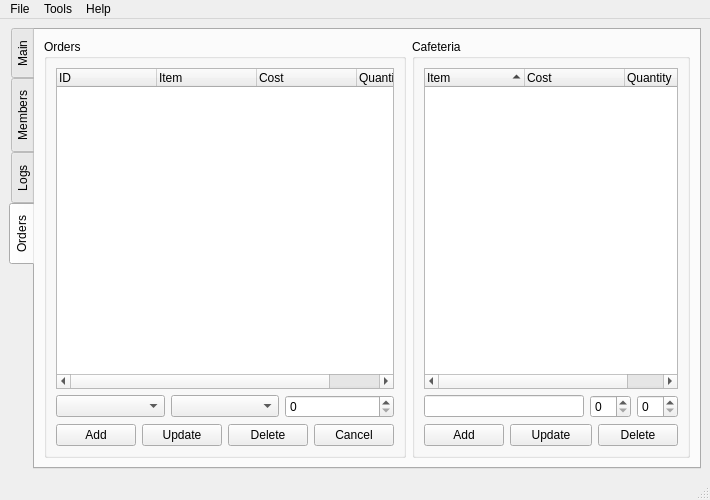
This is pykafe/server/mainwindow.ui in jnmbk/pykafe as Qt 5 draws it before an edit. The edited form follows.
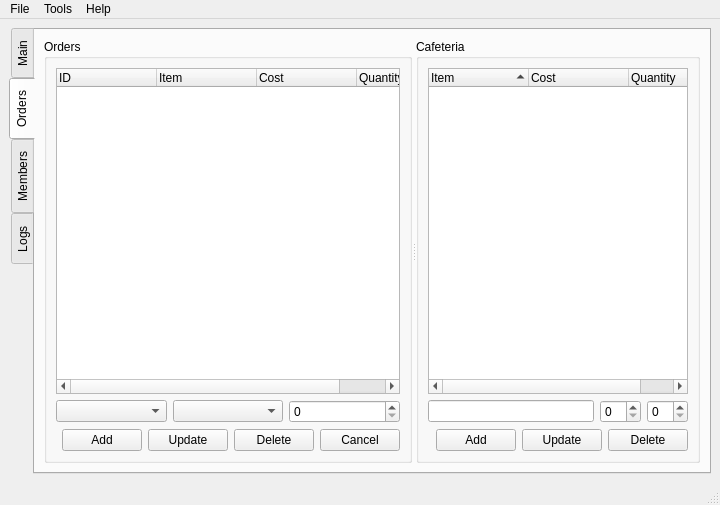
This is the edited form. The open tabs and pages were chosen to show the change. Icons and pictures are not drawn.

Commit message: 64x64 icons and timed start button

What changed in the file:
```diff
--- a/pykafe/server/mainwindow.ui
+++ b/pykafe/server/mainwindow.ui
@@ -5,8 +5,8 @@
    <rect>
     <x>0</x>
     <y>0</y>
-    <width>637</width>
-    <height>500</height>
+    <width>668</width>
+    <height>505</height>
    </rect>
   </property>
   <property name="windowTitle" >
@@ -213,20 +213,36 @@
           </column>
          </widget>
         </item>
-        <item row="0" column="2" >
-         <spacer>
-          <property name="orientation" >
-           <enum>Qt::Horizontal</enum>
-          </property>
-          <property name="sizeHint" >
-           <size>
-            <width>40</width>
-            <height>20</height>
-           </size>
-          </property>
-         </spacer>
-        </item>
+       </layout>
+      </widget>
+      <widget class="QWidget" name="tab_4" >
+       <attribute name="title" >
+        <string>Orders</string>
+       </attribute>
+       <layout class="QGridLayout" >
+        <property name="margin" >
+         <number>9</number>
+        </property>
+        <property name="spacing" >
+         <number>6</number>
+        </property>
         <item row="0" column="0" >
+         <widget class="QSplitter" name="splitter" >
+          <property name="orientation" >
+           <enum>Qt::Horizontal</enum>
+          </property>
+          <widget class="QGroupBox" name="groupBox_2" >
+           <property name="title" >
+            <string>Orders</string>
+           </property>
+           <layout class="QGridLayout" >
+            <property name="margin" >
+             <number>9</number>
+            </property>
+            <property name="spacing" >
+             <number>6</number>
+            </property>
+            <item row="2" column="0" >
          <spacer>
           <property name="orientation" >
            <enum>Qt::Horizontal</enum>
@@ -238,6 +254,190 @@
            </size>
           </property>
          </spacer>
+            </item>
+            <item row="2" column="1" >
+             <widget class="QPushButton" name="pushButton_12" >
+              <property name="text" >
+               <string>Add</string>
+              </property>
+              <property name="icon" >
+               <iconset>../../data/icons/edit_add.png</iconset>
+              </property>
+             </widget>
+            </item>
+            <item row="2" column="2" >
+             <widget class="QPushButton" name="pushButton_13" >
+              <property name="text" >
+               <string>Update</string>
+              </property>
+              <property name="icon" >
+               <iconset>../../data/icons/reload.png</iconset>
+              </property>
+             </widget>
+            </item>
+            <item row="2" column="3" >
+             <widget class="QPushButton" name="pushButton_14" >
+              <property name="text" >
+               <string>Delete</string>
+              </property>
+              <property name="icon" >
+               <iconset>../../data/icons/edit_remove.png</iconset>
+              </property>
+             </widget>
+            </item>
+            <item row="2" column="4" >
+             <widget class="QPushButton" name="pushButton_15" >
+              <property name="text" >
+               <string>Cancel</string>
+              </property>
+              <property name="icon" >
+               <iconset>../../data/icons/button_cancel.png</iconset>
+              </property>
+             </widget>
+            </item>
+            <item row="1" column="0" colspan="5" >
+             <layout class="QHBoxLayout" >
+              <property name="margin" >
+               <number>0</number>
+              </property>
+              <property name="spacing" >
+               <number>6</number>
+              </property>
+              <item>
+               <widget class="QComboBox" name="comboBox" />
+              </item>
+              <item>
+               <widget class="QComboBox" name="comboBox_2" />
+              </item>
+              <item>
+               <widget class="QSpinBox" name="spinBox_3" />
+              </item>
+             </layout>
+            </item>
+            <item row="0" column="0" colspan="5" >
+             <widget class="QTreeWidget" name="treeWidget_5" >
+              <column>
+               <property name="text" >
+                <string>ID</string>
+               </property>
+              </column>
+              <column>
+               <property name="text" >
+                <string>Item</string>
+               </property>
+              </column>
+              <column>
+               <property name="text" >
+                <string>Cost</string>
+               </property>
+              </column>
+              <column>
+               <property name="text" >
+                <string>Quantity</string>
+               </property>
+              </column>
+             </widget>
+            </item>
+           </layout>
+          </widget>
+          <widget class="QGroupBox" name="groupBox_3" >
+           <property name="title" >
+            <string>Cafeteria</string>
+           </property>
+           <layout class="QGridLayout" >
+            <property name="margin" >
+             <number>9</number>
+            </property>
+            <property name="spacing" >
+             <number>6</number>
+            </property>
+            <item row="2" column="0" >
+             <spacer>
+              <property name="orientation" >
+               <enum>Qt::Horizontal</enum>
+              </property>
+              <property name="sizeHint" >
+               <size>
+                <width>40</width>
+                <height>20</height>
+               </size>
+              </property>
+             </spacer>
+            </item>
+            <item row="2" column="1" >
+             <widget class="QPushButton" name="pushButton_10" >
+              <property name="text" >
+               <string>Add</string>
+              </property>
+              <property name="icon" >
+               <iconset>../../data/icons/edit_add.png</iconset>
+              </property>
+             </widget>
+            </item>
+            <item row="2" column="2" >
+             <widget class="QPushButton" name="pushButton_9" >
+              <property name="text" >
+               <string>Update</string>
+              </property>
+              <property name="icon" >
+               <iconset>../../data/icons/reload.png</iconset>
+              </property>
+             </widget>
+            </item>
+            <item row="2" column="3" >
+             <widget class="QPushButton" name="pushButton_11" >
+              <property name="text" >
+               <string>Delete</string>
+              </property>
+              <property name="icon" >
+               <iconset>../../data/icons/edit_remove.png</iconset>
+              </property>
+             </widget>
+            </item>
+            <item row="0" column="0" colspan="4" >
+             <widget class="QTreeWidget" name="treeWidget_4" >
+              <property name="sortingEnabled" >
+               <bool>true</bool>
+              </property>
+              <column>
+               <property name="text" >
+                <string>Item</string>
+               </property>
+              </column>
+              <column>
+               <property name="text" >
+                <string>Cost</string>
+               </property>
+              </column>
+              <column>
+               <property name="text" >
+                <string>Quantity</string>
+               </property>
+              </column>
+             </widget>
+            </item>
+            <item row="1" column="0" colspan="4" >
+             <layout class="QHBoxLayout" >
+              <property name="margin" >
+               <number>0</number>
+              </property>
+              <property name="spacing" >
+               <number>6</number>
+              </property>
+              <item>
+               <widget class="QLineEdit" name="lineEdit_3" />
+              </item>
+              <item>
+               <widget class="QSpinBox" name="spinBox_4" />
+              </item>
+              <item>
+               <widget class="QSpinBox" name="spinBox_5" />
+              </item>
+             </layout>
+            </item>
+           </layout>
+          </widget>
+         </widget>
         </item>
        </layout>
       </widget>
@@ -613,203 +813,6 @@
         </item>
        </layout>
       </widget>
-      <widget class="QWidget" name="tab_4" >
-       <attribute name="title" >
-        <string>Orders</string>
-       </attribute>
-       <layout class="QGridLayout" >
-        <property name="margin" >
-         <number>9</number>
-        </property>
-        <property name="spacing" >
-         <number>6</number>
-        </property>
-        <item row="0" column="1" >
-         <widget class="QGroupBox" name="groupBox_3" >
-          <property name="title" >
-           <string>Cafeteria</string>
-          </property>
-          <layout class="QGridLayout" >
-           <property name="margin" >
-            <number>9</number>
-           </property>
-           <property name="spacing" >
-            <number>6</number>
-           </property>
-           <item row="0" column="0" colspan="3" >
-            <widget class="QTreeWidget" name="treeWidget_4" >
-             <property name="sortingEnabled" >
-              <bool>true</bool>
-             </property>
-             <column>
-              <property name="text" >
-               <string>Item</string>
-              </property>
-             </column>
-             <column>
-              <property name="text" >
-               <string>Cost</string>
-              </property>
-             </column>
-             <column>
-              <property name="text" >
-               <string>Quantity</string>
-              </property>
-             </column>
-            </widget>
-           </item>
-           <item row="2" column="1" >
-            <widget class="QPushButton" name="pushButton_9" >
-             <property name="text" >
-              <string>Update</string>
-             </property>
-             <property name="icon" >
-              <iconset>../../data/icons/reload.png</iconset>
-             </property>
-            </widget>
-           </item>
-           <item row="2" column="2" >
-            <widget class="QPushButton" name="pushButton_11" >
-             <property name="text" >
-              <string>Delete</string>
-             </property>
-             <property name="icon" >
-              <iconset>../../data/icons/edit_remove.png</iconset>
-             </property>
-            </widget>
-           </item>
-           <item row="2" column="0" >
-            <widget class="QPushButton" name="pushButton_10" >
-             <property name="text" >
-              <string>Add</string>
-             </property>
-             <property name="icon" >
-              <iconset>../../data/icons/add.png</iconset>
-             </property>
-            </widget>
-           </item>
-           <item row="1" column="0" colspan="3" >
-            <layout class="QHBoxLayout" >
-             <property name="margin" >
-              <number>0</number>
-             </property>
-             <property name="spacing" >
-              <number>6</number>
-             </property>
-             <item>
-              <widget class="QLineEdit" name="lineEdit_3" />
-             </item>
-             <item>
-              <widget class="QSpinBox" name="spinBox_4" />
-             </item>
-             <item>
-              <widget class="QSpinBox" name="spinBox_5" />
-             </item>
-            </layout>
-           </item>
-          </layout>
-         </widget>
-        </item>
-        <item row="0" column="0" >
-         <widget class="QGroupBox" name="groupBox_2" >
-          <property name="title" >
-           <string>Orders</string>
-          </property>
-          <layout class="QGridLayout" >
-           <property name="margin" >
-            <number>9</number>
-           </property>
-           <property name="spacing" >
-            <number>6</number>
-           </property>
-           <item row="2" column="3" >
-            <widget class="QPushButton" name="pushButton_15" >
-             <property name="text" >
-              <string>Cancel</string>
-             </property>
-             <property name="icon" >
-              <iconset>../../data/icons/button_cancel.png</iconset>
-             </property>
-            </widget>
-           </item>
-           <item row="2" column="2" >
-            <widget class="QPushButton" name="pushButton_14" >
-             <property name="text" >
-              <string>Delete</string>
-             </property>
-             <property name="icon" >
-              <iconset>../../data/icons/edit_remove.png</iconset>
-             </property>
-            </widget>
-           </item>
-           <item row="2" column="1" >
-            <widget class="QPushButton" name="pushButton_13" >
-             <property name="text" >
-              <string>Update</string>
-             </property>
-             <property name="icon" >
-              <iconset>../../data/icons/reload.png</iconset>
-             </property>
-            </widget>
-           </item>
-           <item row="2" column="0" >
-            <widget class="QPushButton" name="pushButton_12" >
-             <property name="text" >
-              <string>Add</string>
-             </property>
-             <property name="icon" >
-              <iconset>../../data/icons/add.png</iconset>
-             </property>
-            </widget>
-           </item>
-           <item row="1" column="0" colspan="4" >
-            <layout class="QHBoxLayout" >
-             <property name="margin" >
-              <number>0</number>
-             </property>
-             <property name="spacing" >
-              <number>6</number>
-             </property>
-             <item>
-              <widget class="QComboBox" name="comboBox" />
-             </item>
-             <item>
-              <widget class="QComboBox" name="comboBox_2" />
-             </item>
-             <item>
-              <widget class="QSpinBox" name="spinBox_3" />
-             </item>
-            </layout>
-           </item>
-           <item row="0" column="0" colspan="4" >
-            <widget class="QTreeWidget" name="treeWidget_5" >
-             <column>
-              <property name="text" >
-               <string>ID</string>
-              </property>
-             </column>
-             <column>
-              <property name="text" >
-               <string>Item</string>
-              </property>
-             </column>
-             <column>
-              <property name="text" >
-               <string>Cost</string>
-              </property>
-             </column>
-             <column>
-              <property name="text" >
-               <string>Quantity</string>
-              </property>
-             </column>
-            </widget>
-           </item>
-          </layout>
-         </widget>
-        </item>
-       </layout>
-      </widget>
      </widget>
     </item>
    </layout>
@@ -819,7 +822,7 @@
     <rect>
      <x>0</x>
      <y>0</y>
-     <width>637</width>
+     <width>668</width>
      <height>29</height>
     </rect>
    </property>
```
Left out of the diff: 378 changed lines with no effect on the pictures. Lines whose indentation alone changed are shown as unchanged. The commit also changes 15 other files.
